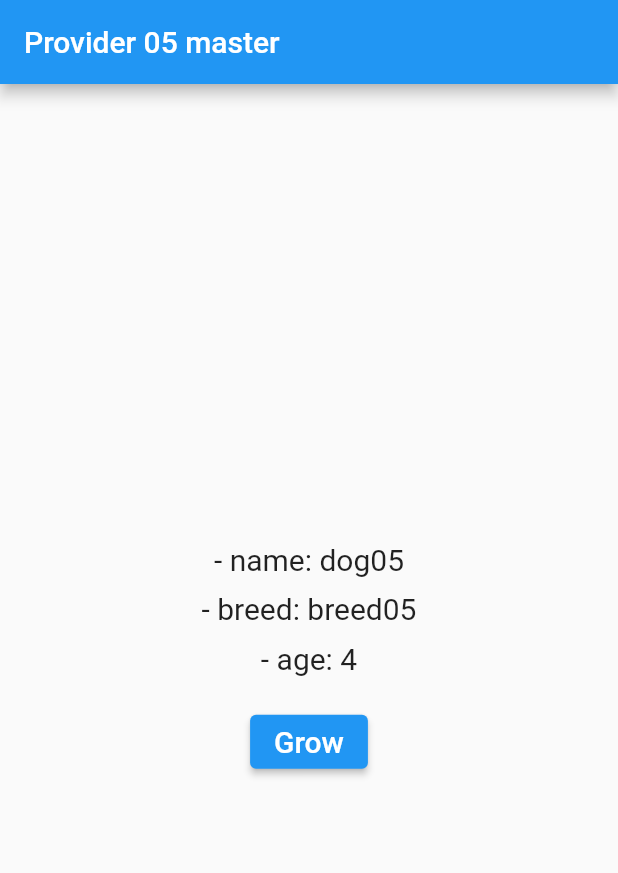
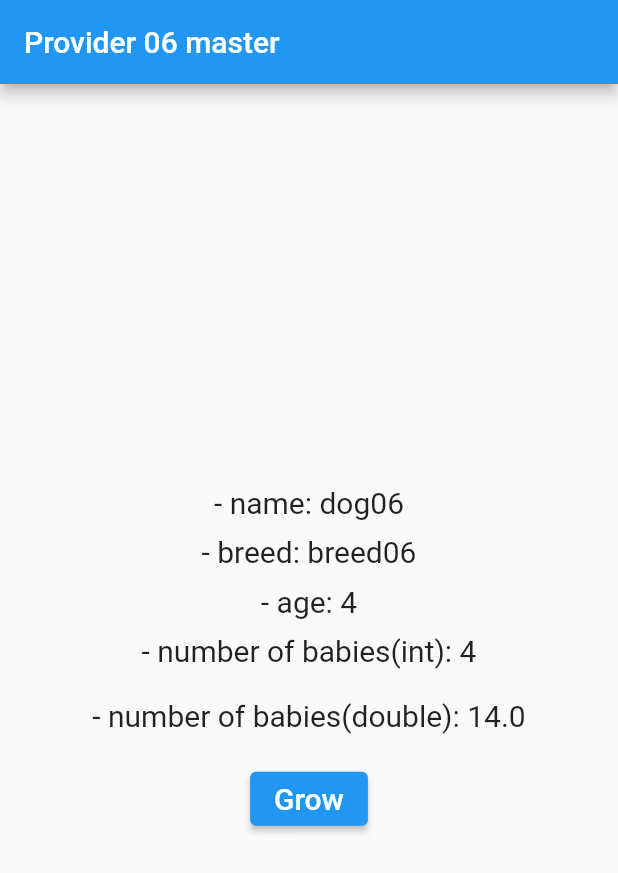
Before and after one commit to mike-bskim/provider_overview, a Flutter app: the screen it shows after launch, after a tap on "Grow", on a phone screen of 412 x 824 dp. Shown: the top 873 px of the screen. Run offline on Flutter 3.47's test engine with Material 2 defaults, Android fonts, the phone set to English and light mode, and no system bars.

Commit message:
13. FutureProvider

```diff
--- a/lib/main.dart
+++ b/lib/main.dart
@@ -1,25 +1,46 @@
 import 'package:flutter/material.dart';
 import 'package:provider/provider.dart';
+import 'package:provider_overview/models/babies.dart';
 
 import 'models/dog.dart';
-
 
 void main() {
   runApp(const MyApp());
 }
 
-final Dog dog05 = Dog(name: 'dog05', breed: 'breed05', age: 3);
+final Dog dog = Dog(name: 'dog06', breed: 'breed06', age: 3);
 
 class MyApp extends StatelessWidget {
   const MyApp({Key? key}) : super(key: key);
 
   @override
   Widget build(BuildContext context) {
-
-    return ChangeNotifierProvider<Dog>(
-      create: (context) => dog05,
+    return MultiProvider(
+      providers: [
+        ChangeNotifierProvider<Dog>(
+          create: (context) => dog,
+        ),
+        // 타입이 같다면 나중에 호출된 값이 화면에 출력된다.
+        // 타입이 다르면 타입에 맞게 출력됨.
+        FutureProvider<int>(
+          create: (context) {
+            final int dogAge = context.read<Dog>().age;
+            final babies = Babies(age: dogAge);
+            return babies.getBabies();
+          },
+          initialData: 0,
+        ),
+        FutureProvider<double>(
+          create: (context) {
+            final int dogAge = context.read<Dog>().age;
+            final babies = Babies(age: dogAge);
+            return babies.getBabies2();
+          },
+          initialData: 0,
+        ),
+      ],
       child: MaterialApp(
-        title: 'Provider 05 master',
+        title: 'Provider 06 master',
         debugShowCheckedModeBanner: false,
         theme: ThemeData(
           primarySwatch: Colors.blue,
@@ -28,7 +49,6 @@ class MyApp extends StatelessWidget {
       ),
     );
   }
-
 }
 
 class MyHomePage extends StatefulWidget {
@@ -39,12 +59,13 @@ class MyHomePage extends StatefulWidget {
 }
 
 class _MyHomePageState extends State<MyHomePage> {
-
   @override
   Widget build(BuildContext context) {
+    debugPrint('_MyHomePageState >> build');
+
     return Scaffold(
       appBar: AppBar(
-        title: const Text('Provider 05 master'),
+        title: const Text('Provider 06 master'),
       ),
       body: Center(
         child: Column(
@@ -69,6 +90,8 @@ class BreedAndAge extends StatelessWidget {
 
   @override
   Widget build(BuildContext context) {
+    debugPrint('BreedAndAge >> build');
+
     return Column(
       children: [
         Text(
@@ -87,10 +110,22 @@ class Age extends StatelessWidget {
 
   @override
   Widget build(BuildContext context) {
+    debugPrint('Age >> build');
+
     return Column(
       children: [
         Text(
           '- age: ${context.select<Dog, int>((Dog dog) => dog.age)}',
+          style: const TextStyle(fontSize: 20.0),
+        ),
+        const SizedBox(height: 10.0),
+        Text(
+          '- number of babies(int): ${context.watch<int>()}',
+          style: const TextStyle(fontSize: 20.0),
+        ),
+        const SizedBox(height: 20.0),
+        Text(
+          '- number of babies(double): ${context.watch<double>()}',
           style: const TextStyle(fontSize: 20.0),
         ),
         const SizedBox(height: 20.0),
--- /dev/null
+++ b/lib/models/babies.dart
@@ -0,0 +1,29 @@
+class Babies {
+  final int age;
+
+  Babies({
+    required this.age,
+  });
+
+  Future<int> getBabies() async {
+    await Future.delayed(const Duration(seconds: 2));
+    if (age > 1 && age < 5) {
+      return 4;
+    } else if (age <= 1) {
+      return 0;
+    } else {
+      return 2;
+    }
+  }
+
+  Future<double> getBabies2() async {
+    await Future.delayed(const Duration(seconds: 5));
+    if (age > 1 && age < 5) {
+      return 14;
+    } else if (age <= 1) {
+      return 10;
+    } else {
+      return 12;
+    }
+  }
+}
```
